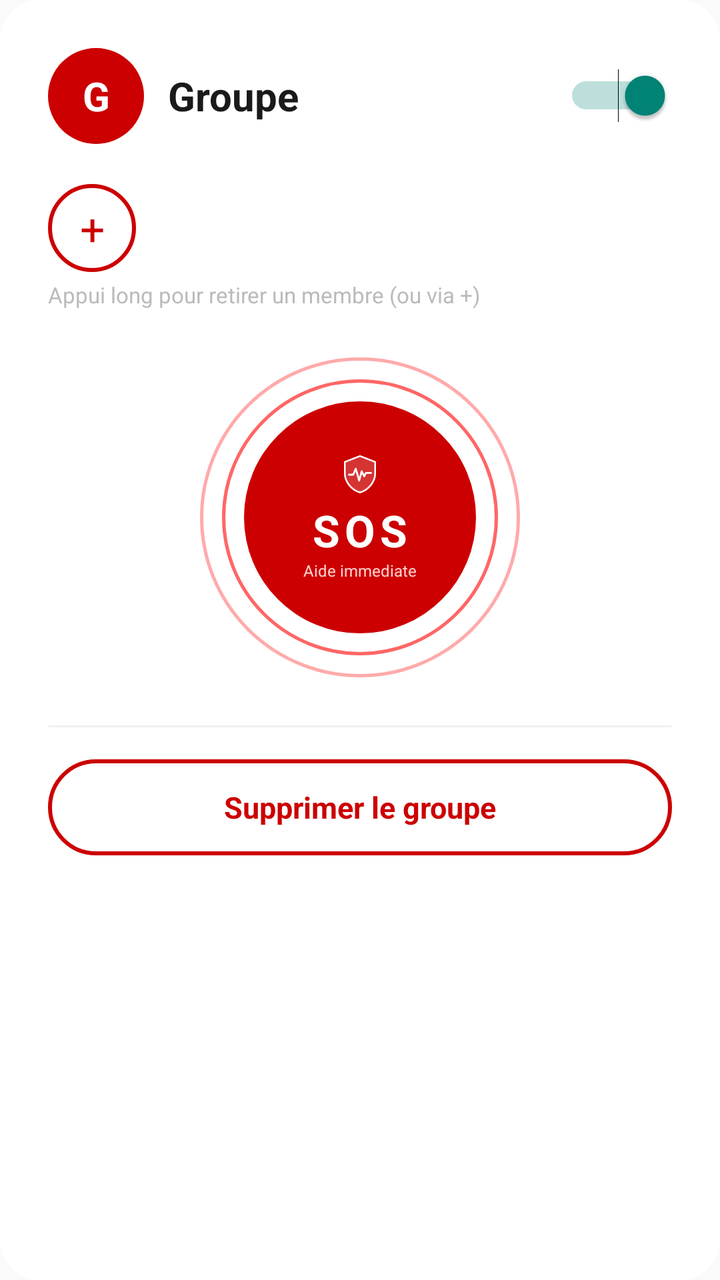
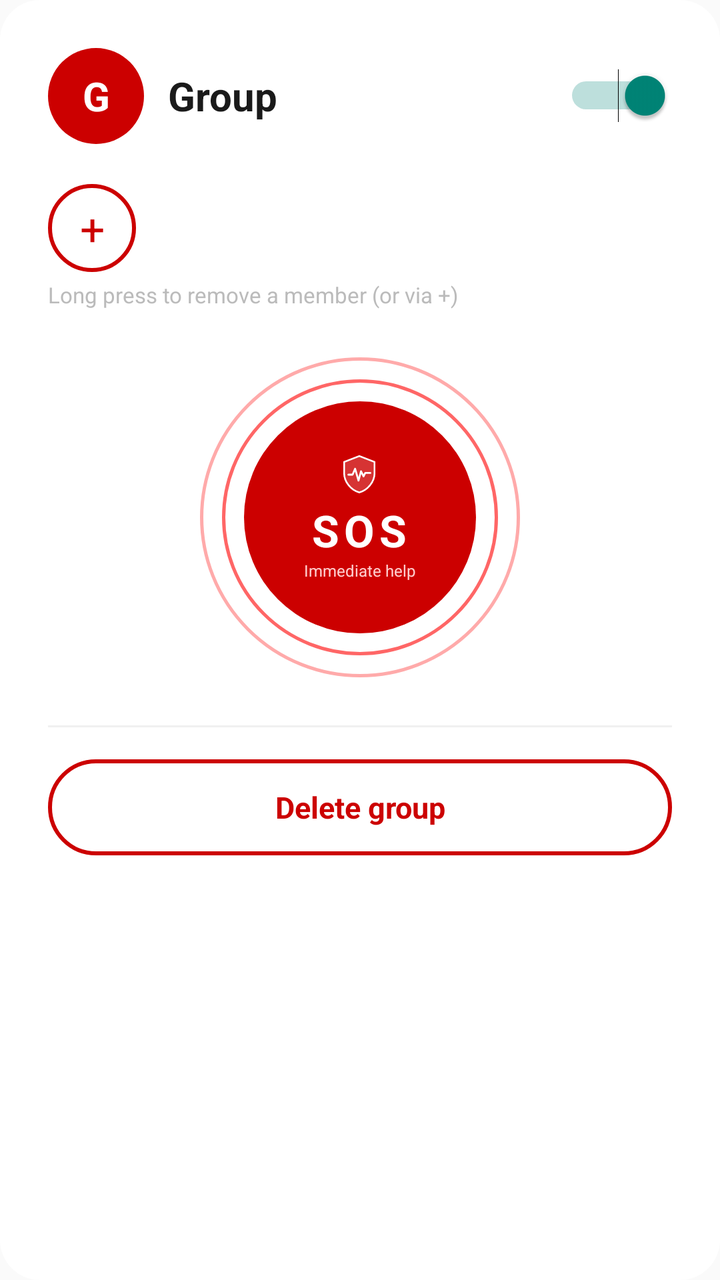

Two renders of the same Android screen: before a commit and after it. Below are the layout's source before the change and the commit's diff.
<!-- AndroidManifest.xml: application theme Theme.AppCompat.Light.NoActionBar -->
<!-- res/layout/popup_group.xml -->
<?xml version="1.0" encoding="utf-8"?>
<LinearLayout xmlns:android="http://schemas.android.com/apk/res/android"
    xmlns:tools="http://schemas.android.com/tools"
    android:layout_width="320dp"
    android:layout_height="wrap_content"
    android:orientation="vertical"
    android:background="@drawable/popup_bg"
    android:padding="24dp"
    tools:ignore="HardcodedText,SmallSp">

    
    <LinearLayout
        android:layout_width="match_parent"
        android:layout_height="wrap_content"
        android:orientation="horizontal"
        android:gravity="center_vertical"
        android:layout_marginBottom="20dp">

        <TextView
            android:id="@+id/tvPopupGroupAvatar"
            android:layout_width="48dp"
            android:layout_height="48dp"
            android:text="G"
            android:textSize="20sp"
            android:textStyle="bold"
            android:textColor="#FFFFFF"
            android:gravity="center"
            android:background="@drawable/step_circle_active" />

        <TextView
            android:id="@+id/tvPopupGroupName"
            android:layout_width="0dp"
            android:layout_height="wrap_content"
            android:layout_weight="1"
            android:text="Groupe"
            android:textSize="20sp"
            android:textStyle="bold"
            android:textColor="#1A1A1A"
            android:layout_marginHorizontal="12dp" />

        <Switch
            android:id="@+id/switchActivateGroup"
            android:layout_width="wrap_content"
            android:layout_height="wrap_content"
            android:checked="true"
            tools:ignore="UseSwitchCompatOrMaterialCode,TouchTargetSizeCheck" />
    </LinearLayout>


    <LinearLayout
        android:id="@+id/llPopupMembers"
        android:layout_width="match_parent"
        android:layout_height="wrap_content"
        android:orientation="horizontal"
        android:gravity="center_vertical"
        android:layout_marginBottom="4dp">

        <TextView
            android:id="@+id/btnAddMember"
            android:layout_width="44dp"
            android:layout_height="44dp"
            android:layout_marginEnd="10dp"
            android:background="@drawable/btn_outline_red"
            android:clickable="true"
            android:focusable="true"
            android:gravity="center"
            android:text="+"
            android:textColor="#CC0000"
            android:textSize="22sp"
            tools:ignore="TouchTargetSizeCheck" />

        <HorizontalScrollView
            android:layout_width="0dp"
            android:layout_height="wrap_content"
            android:layout_weight="1"
            android:fillViewport="true"
            android:scrollbars="none">

            <LinearLayout
                android:id="@+id/llPopupMembersAvatars"
                android:layout_width="wrap_content"
                android:layout_height="wrap_content"
                android:orientation="horizontal"
                android:gravity="center_vertical" />

        </HorizontalScrollView>

    </LinearLayout>

    <TextView
        android:id="@+id/tvPopupMembersLoading"
        android:layout_width="wrap_content"
        android:layout_height="wrap_content"
        android:text="Chargement des données..."
        android:textSize="12sp"
        android:textColor="#999999"
        android:visibility="gone"
        android:layout_marginBottom="8dp" />

    
    <TextView
        android:layout_width="wrap_content"
        android:layout_height="wrap_content"
        android:text="Appui long pour retirer un membre (ou via +)"
        android:textSize="11sp"
        android:textColor="#BBBBBB"
        android:layout_marginBottom="24dp" />

    
    <FrameLayout
        android:id="@+id/btnSOS"
        android:layout_width="160dp"
        android:layout_height="160dp"
        android:layout_gravity="center_horizontal"
        android:background="@drawable/circle_ring_outer"
        android:layout_marginBottom="24dp"
        android:clickable="true"
        android:focusable="true">

        <FrameLayout
            android:layout_width="138dp"
            android:layout_height="138dp"
            android:layout_gravity="center"
            android:background="@drawable/circle_ring_mid">

            <FrameLayout
                android:layout_width="116dp"
                android:layout_height="116dp"
                android:layout_gravity="center"
                android:background="@drawable/circle_sos_button">

                <LinearLayout
                    android:layout_width="wrap_content"
                    android:layout_height="wrap_content"
                    android:layout_gravity="center"
                    android:orientation="vertical"
                    android:gravity="center">

                    <ImageView
                        android:layout_width="22dp"
                        android:layout_height="22dp"
                        android:src="@drawable/ic_shield_heartbeat_red"
                        android:layout_marginBottom="2dp"
                        android:contentDescription="@null" />

                    <TextView
                        android:layout_width="wrap_content"
                        android:layout_height="wrap_content"
                        android:text="SOS"
                        android:textColor="#FFFFFF"
                        android:textSize="22sp"
                        android:textStyle="bold"
                        android:letterSpacing="0.1" />

                    <TextView
                        android:layout_width="wrap_content"
                        android:layout_height="wrap_content"
                        android:text="Aide immediate"
                        android:textColor="#FFCCCC"
                        android:textSize="8sp" />
                </LinearLayout>
            </FrameLayout>
        </FrameLayout>
    </FrameLayout>


    <View
        android:layout_width="match_parent"
        android:layout_height="1dp"
        android:background="#F0F0F0"
        android:layout_marginBottom="16dp" />

    
    <TextView
        android:id="@+id/btnDeleteGroup"
        android:layout_width="match_parent"
        android:layout_height="48dp"
        android:text="Supprimer le groupe"
        android:textSize="15sp"
        android:textStyle="bold"
        android:textColor="#CC0000"
        android:gravity="center"
        android:background="@drawable/btn_outline_red"
        android:clickable="true"
        android:focusable="true" />

</LinearLayout>
<!-- resources referenced by this layout -->
<resources>
  <!-- drawable btn_outline_red (drawable) -->
  <shape xmlns:android="http://schemas.android.com/apk/res/android"
      android:shape="rectangle">
      <solid android:color="#FFFFFF" />
      <stroke android:width="2dp" android:color="#CC0000" />
      <corners android:radius="25dp" />
  </shape>
  <!-- drawable circle_ring_mid (drawable) -->
  <?xml version="1.0" encoding="utf-8"?>
  <shape xmlns:android="http://schemas.android.com/apk/res/android"
      android:shape="oval">
      <solid android:color="#00000000" />
      <stroke android:width="1.5dp" android:color="#FF6666" />
      <size android:width="172dp" android:height="172dp" />
  </shape>
  <!-- drawable circle_ring_outer (drawable) -->
  <?xml version="1.0" encoding="utf-8"?>
  <shape xmlns:android="http://schemas.android.com/apk/res/android"
      android:shape="oval">
      <solid android:color="#00000000" />
      <stroke android:width="1.5dp" android:color="#FFAAAA" />
      <size android:width="200dp" android:height="200dp" />
  </shape>
  <!-- drawable circle_sos_button (drawable) -->
  <?xml version="1.0" encoding="utf-8"?>
  <selector xmlns:android="http://schemas.android.com/apk/res/android">
      <item android:state_pressed="true">
          <shape android:shape="oval">
              <solid android:color="#AA0000" />
              <size android:width="144dp" android:height="144dp" />
          </shape>
      </item>
      <item>
          <shape android:shape="oval">
              <solid android:color="#CC0000" />
              <size android:width="144dp" android:height="144dp" />
          </shape>
      </item>
  </selector>
  <!-- drawable ic_shield_heartbeat_red (drawable) -->
  <?xml version="1.0" encoding="utf-8"?>
  <vector xmlns:android="http://schemas.android.com/apk/res/android"
      android:width="52dp"
      android:height="52dp"
      android:viewportWidth="52"
      android:viewportHeight="52">
  
      
      <path
          android:fillColor="#33FFFFFF"
          android:pathData="M26,4 L8,11 L8,24 C8,34.5 16,44.2 26,47 C36,44.2 44,34.5 44,24 L44,11 Z" />
  
      
      <path
          android:fillColor="#00000000"
          android:strokeColor="#FFFFFF"
          android:strokeWidth="2"
          android:pathData="M26,4 L8,11 L8,24 C8,34.5 16,44.2 26,47 C36,44.2 44,34.5 44,24 L44,11 Z" />
  
      
      <path
          android:fillColor="#00000000"
          android:strokeColor="#FFFFFF"
          android:strokeWidth="2.2"
          android:strokeLineCap="round"
          android:strokeLineJoin="round"
          android:pathData="M13,26 L18,26 L21,19 L25,33 L28,22 L31,28 L33,24 L39,24" />
  </vector>
  <!-- drawable popup_bg (drawable) -->
  <?xml version="1.0" encoding="utf-8"?>
  <shape xmlns:android="http://schemas.android.com/apk/res/android"
      android:shape="rectangle">
      <solid android:color="#FFFFFF" />
      <corners android:radius="20dp" />
  </shape>
  <!-- drawable step_circle_active (drawable) -->
  <shape xmlns:android="http://schemas.android.com/apk/res/android"
      android:shape="oval">
      <solid android:color="#CC0000" />
      <size android:width="42dp" android:height="42dp" />
  </shape>
</resources>

<!-- the commit's change to res/layout/popup_group.xml (unified diff, before → after) -->
@@ -20,7 +20,7 @@
             android:id="@+id/tvPopupGroupAvatar"
             android:layout_width="48dp"
             android:layout_height="48dp"
-            android:text="G"
+        android:text="@string/group_avatar_placeholder"
             android:textSize="20sp"
             android:textStyle="bold"
             android:textColor="#FFFFFF"
@@ -32,7 +32,7 @@
             android:layout_width="0dp"
             android:layout_height="wrap_content"
             android:layout_weight="1"
-            android:text="Groupe"
+        android:text="@string/create_group_title"
             android:textSize="20sp"
             android:textStyle="bold"
             android:textColor="#1A1A1A"
@@ -91,7 +91,7 @@
         android:id="@+id/tvPopupMembersLoading"
         android:layout_width="wrap_content"
         android:layout_height="wrap_content"
-        android:text="Chargement des données..."
+        android:text="@string/group_loading"
         android:textSize="12sp"
         android:textColor="#999999"
         android:visibility="gone"
@@ -101,7 +101,7 @@
     <TextView
         android:layout_width="wrap_content"
         android:layout_height="wrap_content"
-        android:text="Appui long pour retirer un membre (ou via +)"
+        android:text="@string/group_long_press_help"
         android:textSize="11sp"
         android:textColor="#BBBBBB"
         android:layout_marginBottom="24dp" />
@@ -146,7 +146,7 @@
                     <TextView
                         android:layout_width="wrap_content"
                         android:layout_height="wrap_content"
-                        android:text="SOS"
+                        android:text="@string/group_sos"
                         android:textColor="#FFFFFF"
                         android:textSize="22sp"
                         android:textStyle="bold"
@@ -155,7 +155,7 @@
                     <TextView
                         android:layout_width="wrap_content"
                         android:layout_height="wrap_content"
-                        android:text="Aide immediate"
+                        android:text="@string/group_sos_help"
                         android:textColor="#FFCCCC"
                         android:textSize="8sp" />
                 </LinearLayout>
@@ -175,7 +175,7 @@
         android:id="@+id/btnDeleteGroup"
         android:layout_width="match_parent"
         android:layout_height="48dp"
-        android:text="Supprimer le groupe"
+        android:text="@string/group_delete_title"
         android:textSize="15sp"
         android:textStyle="bold"
         android:textColor="#CC0000"
<!-- resource entries referenced after the edit -->
@@ -81,5 +81,12 @@
       <solid android:color="#CC0000" />
       <size android:width="42dp" android:height="42dp" />
   </shape>
+  <string name="create_group_title">Group</string>
+  <string name="group_avatar_placeholder">G</string>
+  <string name="group_delete_title">Delete group</string>
+  <string name="group_loading">Loading data...</string>
+  <string name="group_long_press_help">Long press to remove a member (or via +)</string>
+  <string name="group_sos">SOS</string>
+  <string name="group_sos_help">Immediate help</string>
 </resources>
 
